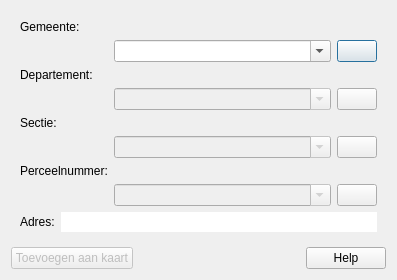
Above: ui_geopunt4QgisParcel.ui from warrieka/geopunt4Qgis before the change. Below: the same form after it.
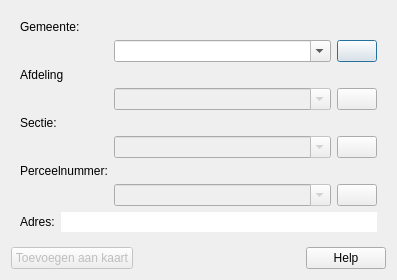
That is the form after the change. Icons and pictures are not drawn.

```diff
--- a/ui_geopunt4QgisParcel.ui
+++ b/ui_geopunt4QgisParcel.ui
@@ -90,7 +90,7 @@
       <item row="2" column="0">
        <widget class="QLabel" name="departmentLbl">
         <property name="text">
-         <string>Departement:</string>
+         <string>Afdeling </string>
         </property>
        </widget>
       </item>
```
